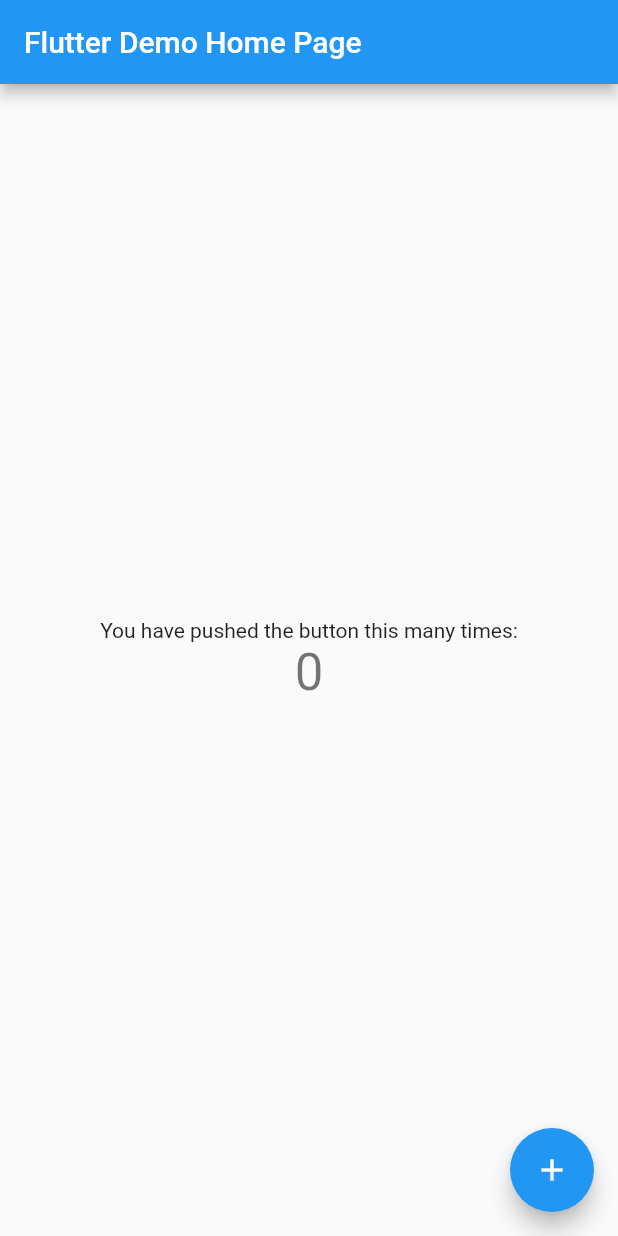
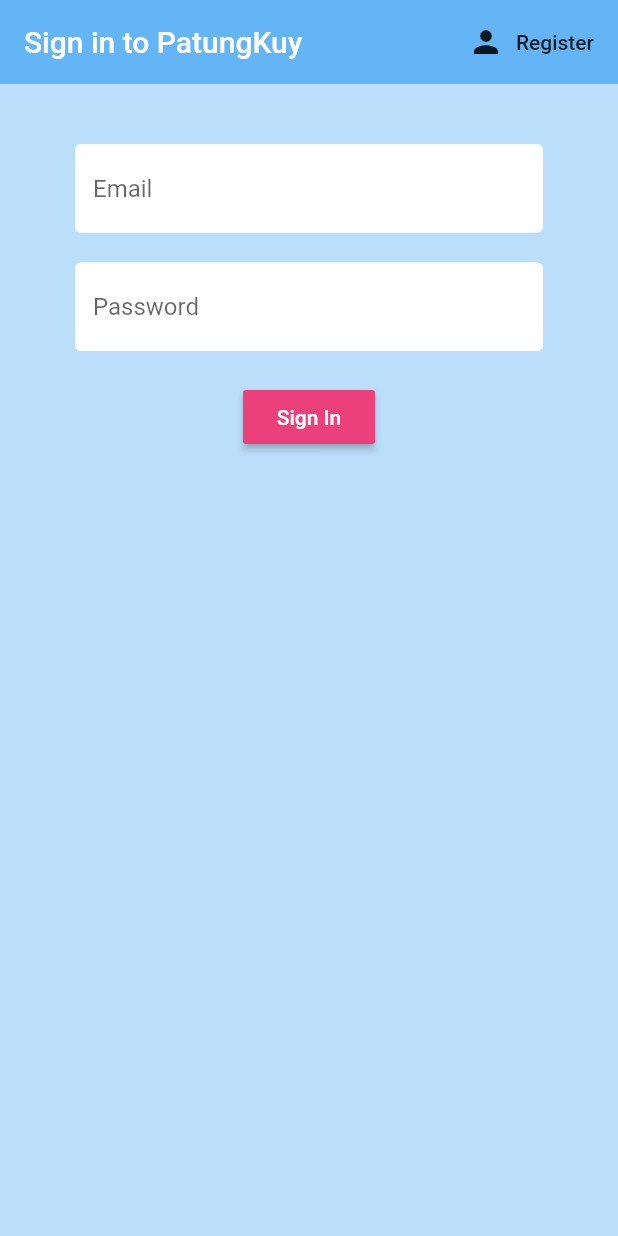
Before and after one commit to vharney/PatungKuyGH, a Flutter app: the screen it shows after launch, on a phone screen of 412 x 824 dp. Run offline on Flutter 3.47's test engine with Material 2 defaults, Android fonts, the phone set to English and light mode, and no system bars; our stand-ins replace cloud_firestore, firebase_auth, flutter_spinkit; accounts and stored records are empty.

```diff
--- a/patungkuy/lib/main.dart
+++ b/patungkuy/lib/main.dart
@@ -1,4 +1,8 @@
 import 'package:flutter/material.dart';
+import 'screens/wrapper.dart';
+import 'package:provider/provider.dart';
+import 'models/user.dart';
+import 'services/auth.dart';
 
 void main() {
   runApp(MyApp());
@@ -8,110 +12,11 @@ class MyApp extends StatelessWidget {
   // This widget is the root of your application.
   @override
   Widget build(BuildContext context) {
-    return MaterialApp(
-      title: 'Flutter Demo',
-      theme: ThemeData(
-        // This is the theme of your application.
-        //
-        // Try running your application with "flutter run". You'll see the
-        // application has a blue toolbar. Then, without quitting the app, try
-        // changing the primarySwatch below to Colors.green and then invoke
-        // "hot reload" (press "r" in the console where you ran "flutter run",
-        // or simply save your changes to "hot reload" in a Flutter IDE).
-        // Notice that the counter didn't reset back to zero; the application
-        // is not restarted.
-        primarySwatch: Colors.blue,
-        // This makes the visual density adapt to the platform that you run
-        // the app on. For desktop platforms, the controls will be smaller and
-        // closer together (more dense) than on mobile platforms.
-        visualDensity: VisualDensity.adaptivePlatformDensity,
+    return StreamProvider<User>.value(
+      value: AuthService().user,
+      child: MaterialApp(
+        home: Wrapper(),
       ),
-      home: MyHomePage(title: 'Flutter Demo Home Page'),
     );
   }
 }
-
-class MyHomePage extends StatefulWidget {
-  MyHomePage({Key key, this.title}) : super(key: key);
-
-  // This widget is the home page of your application. It is stateful, meaning
-  // that it has a State object (defined below) that contains fields that affect
-  // how it looks.
-
-  // This class is the configuration for the state. It holds the values (in this
-  // case the title) provided by the parent (in this case the App widget) and
-  // used by the build method of the State. Fields in a Widget subclass are
-  // always marked "final".
-
-  final String title;
-
-  @override
-  _MyHomePageState createState() => _MyHomePageState();
-}
-
-class _MyHomePageState extends State<MyHomePage> {
-  int _counter = 0;
-
-  void _incrementCounter() {
-    setState(() {
-      // This call to setState tells the Flutter framework that something has
-      // changed in this State, which causes it to rerun the build method below
-      // so that the display can reflect the updated values. If we changed
-      // _counter without calling setState(), then the build method would not be
-      // called again, and so nothing would appear to happen.
-      _counter++;
-    });
-  }
-
-  @override
-  Widget build(BuildContext context) {
-    // This method is rerun every time setState is called, for instance as done
-    // by the _incrementCounter method above.
-    //
-    // The Flutter framework has been optimized to make rerunning build methods
-    // fast, so that you can just rebuild anything that needs updating rather
-    // than having to individually change instances of widgets.
-    return Scaffold(
-      appBar: AppBar(
-        // Here we take the value from the MyHomePage object that was created by
-        // the App.build method, and use it to set our appbar title.
-        title: Text(widget.title),
-      ),
-      body: Center(
-        // Center is a layout widget. It takes a single child and positions it
-        // in the middle of the parent.
-        child: Column(
-          // Column is also a layout widget. It takes a list of children and
-          // arranges them vertically. By default, it sizes itself to fit its
-          // children horizontally, and tries to be as tall as its parent.
-          //
-          // Invoke "debug painting" (press "p" in the console, choose the
-          // "Toggle Debug Paint" action from the Flutter Inspector in Android
-          // Studio, or the "Toggle Debug Paint" command in Visual Studio Code)
-          // to see the wireframe for each widget.
-          //
-          // Column has various properties to control how it sizes itself and
-          // how it positions its children. Here we use mainAxisAlignment to
-          // center the children vertically; the main axis here is the vertical
-          // axis because Columns are vertical (the cross axis would be
-          // horizontal).
-          mainAxisAlignment: MainAxisAlignment.center,
-          children: <Widget>[
-            Text(
-              'You have pushed the button this many times:',
-            ),
-            Text(
-              '$_counter',
-              style: Theme.of(context).textTheme.headline4,
-            ),
-          ],
-        ),
-      ),
-      floatingActionButton: FloatingActionButton(
-        onPressed: _incrementCounter,
-        tooltip: 'Increment',
-        child: Icon(Icons.add),
-      ), // This trailing comma makes auto-formatting nicer for build methods.
-    );
-  }
-}
--- /dev/null
+++ b/patungkuy/lib/models/user.dart
@@ -0,0 +1,7 @@
+class User {
+
+  final String uid;
+  double balance = 0;
+
+  User({ this.uid });
+}
--- /dev/null
+++ b/patungkuy/lib/screens/authenticate/authenticate.dart
@@ -0,0 +1,28 @@
+import 'package:flutter/material.dart';
+import 'sign_in.dart';
+import 'register.dart';
+
+class Authenticate extends StatefulWidget {
+  @override
+  _AuthenticateState createState() => _AuthenticateState();
+}
+
+class _AuthenticateState extends State<Authenticate> {
+
+
+  bool showSignIn = true;
+  void toggleView() {
+    setState(() {
+          showSignIn = !showSignIn;
+        });
+  }
+
+  @override
+  Widget build(BuildContext context) {
+    if (showSignIn) {
+      return SignIn(toggleView: toggleView);
+    } else {
+      return Register(toggleView: toggleView);
+    }
+  }
+}
--- /dev/null
+++ b/patungkuy/lib/screens/authenticate/register.dart
@@ -0,0 +1,106 @@
+import 'package:flutter/material.dart';
+import 'package:patungkuy/services/auth.dart';
+import 'package:patungkuy/shared/constants.dart';
+import 'package:patungkuy/shared/loading.dart';
+
+class Register extends StatefulWidget {
+
+  final Function toggleView;
+  Register({ this.toggleView });
+
+  @override
+  _RegisterState createState() => _RegisterState();
+}
+
+class _RegisterState extends State<Register> {
+
+  final AuthService _auth = AuthService();
+  final _formKey = GlobalKey<FormState>();
+  bool loading = false;
+
+  // text field state
+  String email = '';
+  String password = '';
+  String error = '';
+
+  @override
+  Widget build(BuildContext context) {
+    return loading ? Loading() : Scaffold(
+      backgroundColor: Colors.blue[100],
+      appBar: AppBar(
+        backgroundColor: Colors.blue[300],
+        elevation: 0.0,
+        title: Text('Sign up to PatungKuy'),
+        actions: <Widget>[
+          FlatButton.icon(
+            icon: Icon(Icons.person),
+            label: Text('Sign In'),
+            onPressed: () {
+              widget.toggleView();
+            }
+          )
+        ]
+      ),
+      body: Container(
+        padding: EdgeInsets.symmetric(vertical: 20, horizontal: 50),
+        child: Form(
+          key: _formKey,
+          child: Column(
+            children: <Widget>[
+              SizedBox(height: 20.0),
+              TextFormField(
+                decoration: textInputDecoration.copyWith(hintText: 'Email'),
+                validator: (val) => val.isEmpty ? 'Enter an email!' : null,
+                onChanged: (val) {
+                  setState(() {
+                    email = val;
+                  });
+                }
+              ),
+              SizedBox(height: 20.0),
+              TextFormField(
+                decoration: textInputDecoration.copyWith(hintText: 'Password'),
+                validator: (val) => val.length < 6 ? 'Enter a password of at least 6 characters!' : null,
+                obscureText: true,
+                onChanged: (val) {
+                  setState(() {
+                    password = val;
+                  });
+                }
+              ),
+              SizedBox(height: 20.0),
+              RaisedButton(
+                color: Colors.pink[400],
+                child: Text(
+                  'Register',
+                  style: TextStyle(color: Colors.white),
+                ),
+                onPressed: () async {
+                  //only when null is returned this returns true
+                  if (_formKey.currentState.validate()) {
+                    setState((){
+                      loading = true;
+                    });
+                    dynamic result = await _auth.registerWithEmailAndPassword(email, password);
+                    if (result == null) {
+                      setState(() {
+                        error = 'Please supply a valid email!';
+                        loading = false;
+                        });
+                    }
+                  }
+                }
+              ),
+              SizedBox(height: 12.0),
+              Text(error,
+                style: TextStyle(
+                color: Colors.red, fontSize: 14.0
+                )
+              ),
+            ]
+          )
+        )
+      ),
+    );
+  }
+}
--- /dev/null
+++ b/patungkuy/lib/screens/authenticate/sign_in.dart
@@ -0,0 +1,104 @@
+import 'package:flutter/material.dart';
+import 'package:patungkuy/services/auth.dart';
+import 'package:patungkuy/shared/loading.dart';
+import 'package:patungkuy/shared/constants.dart';
+
+class SignIn extends StatefulWidget {
+
+  final Function toggleView;
+  SignIn({ this.toggleView });
+
+  @override
+  _SignInState createState() => _SignInState();
+}
+
+class _SignInState extends State<SignIn> {
+
+  final AuthService _auth = AuthService();
+  final _formKey = GlobalKey<FormState>();
+  bool loading = false;
+
+  // text field state
+  String email = '';
+  String password = '';
+  String error = '';
+
+  @override
+  Widget build(BuildContext context) {
+    return loading ? Loading() : Scaffold(
+      backgroundColor: Colors.blue[100],
+      appBar: AppBar(
+        backgroundColor: Colors.blue[300],
+        elevation: 0.0,
+        title: Text('Sign in to PatungKuy'),
+        actions: <Widget>[
+          FlatButton.icon(
+            icon: Icon(Icons.person),
+            label: Text('Register'),
+            onPressed: () {
+              widget.toggleView();
+            }
+          )
+        ]
+      ),
+      body: Container(
+        padding: EdgeInsets.symmetric(vertical: 20, horizontal: 50),
+        child: Form(
+          key: _formKey,
+          child: Column(
+            children: <Widget>[
+              SizedBox(height: 20.0),
+              TextFormField(
+                decoration: textInputDecoration.copyWith(hintText: 'Email'),
+                validator: (val) => val.isEmpty ? "Please enter an email!" : null,
+                onChanged: (val) {
+                  setState(() {
+                    email = val;
+                  });
+                }
+              ),
+              SizedBox(height: 20.0),
+              TextFormField(
+                decoration: textInputDecoration.copyWith(hintText: 'Password'),
+                validator: (val) => val.length < 6 ? "Please enter a password of 6 or more characters!" : null,
+                obscureText: true,
+                onChanged: (val) {
+                  setState(() {
+                    password = val;
+                  });
+                }
+              ),
+              SizedBox(height: 20.0),
+              RaisedButton(
+                color: Colors.pink[400],
+                child: Text(
+                  'Sign In',
+                  style: TextStyle(color: Colors.white),
+                ),
+                onPressed: () async {
+                  // return true only when null is returned by the validators
+                  if (_formKey.currentState.validate()) {
+                    setState(() => loading = true);
+                    dynamic result = await _auth.signInWithEmailAndPassword(email, password);
+                    if (result == null) {
+                      setState(() {
+                        error = "SignIn failed, please make sure your email and password are correct!";
+                        loading = false;
+                      });
+                    }
+                  }
+                }
+              ),
+              SizedBox(height: 12.0),
+              Text(error,
+                style: TextStyle(
+                color: Colors.red, fontSize: 14.0
+                )
+              ),
+            ]
+          )
+        )
+      ),
+    );
+  }
+}
--- /dev/null
+++ b/patungkuy/lib/screens/wrapper.dart
@@ -0,0 +1,17 @@
+import 'package:flutter/material.dart';
+import 'package:patungkuy/screens/home/order.dart';
+import 'authenticate/authenticate.dart';
+import 'package:patungkuy/models/user.dart';
+import 'package:provider/provider.dart';
+
+
+class Wrapper extends StatelessWidget {
+  @override
+  Widget build(BuildContext context) {
+
+    final user = Provider.of<User>(context);
+
+    //return either Home or Authenticate widget
+    return user != null ? Order() : Authenticate();
+  }
+}
--- /dev/null
+++ b/patungkuy/lib/shared/constants.dart
@@ -0,0 +1,12 @@
+import 'package:flutter/material.dart';
+
+const textInputDecoration = InputDecoration(
+  fillColor: Colors.white,
+  filled: true,
+  enabledBorder: OutlineInputBorder(
+    borderSide: BorderSide(color: Colors.white, width: 2.0)
+  ),
+  focusedBorder: OutlineInputBorder(
+    borderSide: BorderSide(color: Colors.lightBlue, width: 2.0)
+  )
+);
```
Also changed, not shown: patungkuy/lib/models/brew.dart (added, +7 -0 lines), patungkuy/lib/models/order.dart (added, +10 -0 lines), patungkuy/lib/screens/home/order.dart (added, +77 -0 lines), patungkuy/lib/screens/home/order_list.dart (added, +25 -0 lines), patungkuy/lib/screens/home/order_tile.dart (added, +27 -0 lines), patungkuy/lib/services/auth.dart (added, +64 -0 lines), patungkuy/lib/services/database.dart (added, +39 -0 lines), patungkuy/lib/shared/loading.dart (added, +17 -0 lines), 3 other files.
